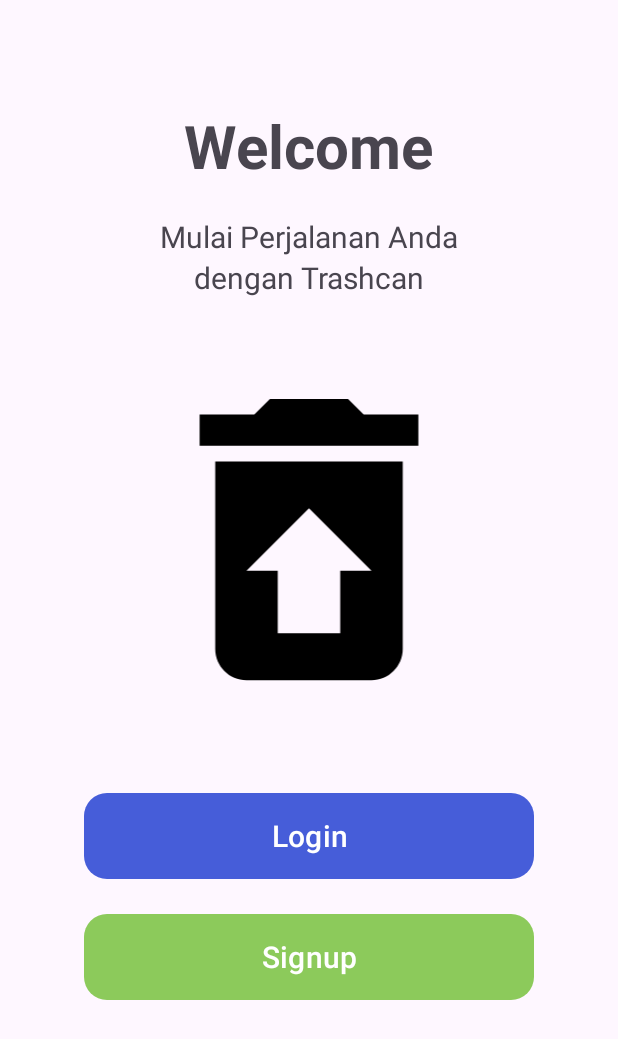
After one commit to trashcan-bangkit/mobdev, an Android app: the WelcomeActivity screen opened directly, with no data from a screen before it, on a phone screen of 412 x 824 dp. The commit adds this screen. Shown: the top 1039 px of the screen. Run offline under Robolectric (Android 15) with nearby library versions, the phone set to English and light mode, and no system bars.

Commit message:
login xml design

```diff
--- a/app/src/main/AndroidManifest.xml
+++ b/app/src/main/AndroidManifest.xml
@@ -13,6 +13,9 @@
         android:theme="@style/Theme.Trashcan"
         tools:targetApi="31">
         <activity
+            android:name=".view.welcome.WelcomeActivity"
+            android:exported="false" />
+        <activity
             android:name=".MainActivity"
             android:exported="true">
             <intent-filter>
--- /dev/null
+++ b/app/src/main/java/com/capstone/trashcan/data/retrofit/ApiService.kt
@@ -0,0 +1,4 @@
+package com.capstone.trashcan.data.retrofit
+
+interface ApiService {
+}
--- /dev/null
+++ b/app/src/main/java/com/capstone/trashcan/di/Injection.kt
@@ -0,0 +1,4 @@
+package com.capstone.trashcan.di
+
+object Injection {
+}
--- /dev/null
+++ b/app/src/main/java/com/capstone/trashcan/view/welcome/WelcomeActivity.kt
@@ -0,0 +1,21 @@
+package com.capstone.trashcan.view.welcome
+
+import android.os.Bundle
+import androidx.activity.enableEdgeToEdge
+import androidx.appcompat.app.AppCompatActivity
+import androidx.core.view.ViewCompat
+import androidx.core.view.WindowInsetsCompat
+import com.capstone.trashcan.R
+
+class WelcomeActivity : AppCompatActivity() {
+    override fun onCreate(savedInstanceState: Bundle?) {
+        super.onCreate(savedInstanceState)
+        enableEdgeToEdge()
+        setContentView(R.layout.activity_welcome)
+        ViewCompat.setOnApplyWindowInsetsListener(findViewById(R.id.main)) { v, insets ->
+            val systemBars = insets.getInsets(WindowInsetsCompat.Type.systemBars())
+            v.setPadding(systemBars.left, systemBars.top, systemBars.right, systemBars.bottom)
+            insets
+        }
+    }
+}
--- /dev/null
+++ b/app/src/main/res/drawable/baseline_restore_from_trash_24.xml
@@ -0,0 +1,5 @@
+<vector xmlns:android="http://schemas.android.com/apk/res/android" android:height="24dp" android:tint="#000000" android:viewportHeight="24" android:viewportWidth="24" android:width="24dp">
+
+    <path android:fillColor="@android:color/white" android:pathData="M19,4h-3.5l-1,-1h-5l-1,1L5,4v2h14zM6,7v12c0,1.1 0.9,2 2,2h8c1.1,0 2,-0.9 2,-2L18,7L6,7zM14,14v4h-4v-4L8,14l4,-4 4,4h-2z"/>
+
+</vector>
--- /dev/null
+++ b/app/src/main/res/layout/activity_welcome.xml
@@ -0,0 +1,91 @@
+<?xml version="1.0" encoding="utf-8"?>
+<androidx.constraintlayout.widget.ConstraintLayout xmlns:android="http://schemas.android.com/apk/res/android"
+    xmlns:app="http://schemas.android.com/apk/res-auto"
+    xmlns:tools="http://schemas.android.com/tools"
+    android:id="@+id/main"
+    android:layout_width="match_parent"
+    android:layout_height="match_parent"
+    tools:context=".view.welcome.WelcomeActivity">
+
+    <TextView
+        android:id="@+id/titleTextView"
+        android:layout_width="wrap_content"
+        android:layout_height="wrap_content"
+        android:layout_marginTop="70dp"
+        android:layout_marginBottom="20dp"
+        android:text="@string/welcome"
+        android:textSize="40sp"
+        android:textStyle="bold"
+        app:layout_constraintTop_toTopOf="parent"
+        app:layout_constraintStart_toStartOf="parent"
+        app:layout_constraintEnd_toEndOf="parent" />
+
+    <TextView
+        android:id="@+id/subtitleTextView1"
+        android:layout_width="wrap_content"
+        android:layout_height="wrap_content"
+        android:layout_marginTop="20dp"
+        android:text="@string/wording_welcome"
+        android:textSize="20sp"
+        app:layout_constraintEnd_toEndOf="parent"
+        app:layout_constraintStart_toStartOf="parent"
+        app:layout_constraintTop_toBottomOf="@+id/titleTextView" />
+
+    <TextView
+        android:id="@+id/subtitleTextView2"
+        android:layout_width="wrap_content"
+        android:layout_height="wrap_content"
+        android:text="@string/dengan_trashcan"
+        android:textSize="20sp"
+        app:layout_constraintEnd_toEndOf="parent"
+        app:layout_constraintStart_toStartOf="parent"
+        app:layout_constraintTop_toBottomOf="@+id/subtitleTextView1" />
+
+    <ImageView
+        android:id="@+id/imageView"
+        android:layout_width="300dp"
+        android:layout_height="250dp"
+        android:layout_marginStart="15dp"
+        android:layout_marginTop="36dp"
+        android:layout_marginEnd="15dp"
+        app:layout_constraintEnd_toEndOf="parent"
+        app:layout_constraintHorizontal_bias="0.5"
+        app:layout_constraintStart_toStartOf="parent"
+        app:layout_constraintTop_toBottomOf="@+id/subtitleTextView2"
+        app:srcCompat="@drawable/baseline_restore_from_trash_24" />
+
+    <Button
+        android:id="@+id/loginButton"
+        android:layout_width="300dp"
+        android:layout_height="65dp"
+        android:layout_marginStart="16dp"
+        android:layout_marginTop="40dp"
+        android:layout_marginEnd="16dp"
+        android:text="@string/login"
+        android:textSize="20sp"
+        app:backgroundTint="@color/blue_primary"
+        app:cornerRadius="15dp"
+        app:layout_constraintEnd_toEndOf="parent"
+        app:layout_constraintHorizontal_bias="0.5"
+        app:layout_constraintStart_toStartOf="parent"
+        app:layout_constraintTop_toBottomOf="@+id/imageView" />
+
+    <Button
+        android:id="@+id/signupButton"
+        android:layout_width="300dp"
+        android:layout_height="65dp"
+        android:layout_marginStart="16dp"
+        android:layout_marginEnd="16dp"
+        android:layout_marginBottom="16dp"
+        android:text="@string/signup"
+        android:textSize="20sp"
+        app:backgroundTint="#8CCA5B"
+        app:cornerRadius="15dp"
+        app:layout_constraintBottom_toBottomOf="parent"
+        app:layout_constraintEnd_toEndOf="parent"
+        app:layout_constraintHorizontal_bias="0.5"
+        app:layout_constraintStart_toStartOf="parent"
+        app:layout_constraintTop_toBottomOf="@+id/loginButton"
+        app:layout_constraintVertical_bias="0.1" />
+
+</androidx.constraintlayout.widget.ConstraintLayout>
--- a/app/src/main/res/values/colors.xml
+++ b/app/src/main/res/values/colors.xml
@@ -2,4 +2,7 @@
 <resources>
     <color name="black">#FF000000</color>
     <color name="white">#FFFFFFFF</color>
+    <color name="blue_primary"> #465DD9 </color>
+    <color name="ijo_trash"> #8CCA5B </color>
+    <color name="green"> #8CCA5B </color>
 </resources>
--- a/app/src/main/res/values/strings.xml
+++ b/app/src/main/res/values/strings.xml
@@ -1,3 +1,8 @@
 <resources>
     <string name="app_name">Trashcan</string>
+    <string name="welcome">Welcome</string>
+    <string name="wording_welcome">Mulai Perjalanan Anda</string>
+    <string name="login">Login</string>
+    <string name="signup">Signup</string>
+    <string name="dengan_trashcan">dengan Trashcan</string>
 </resources>
```
Also changed, not shown: app/build.gradle.kts (+19 -3 lines), app/src/main/java/com/capstone/trashcan/data/UserRepository.kt (added, +36 -0 lines), app/src/main/java/com/capstone/trashcan/data/pref/UserModel.kt (added, +8 -0 lines), app/src/main/java/com/capstone/trashcan/data/pref/UserPreference.kt (added, +60 -0 lines).
